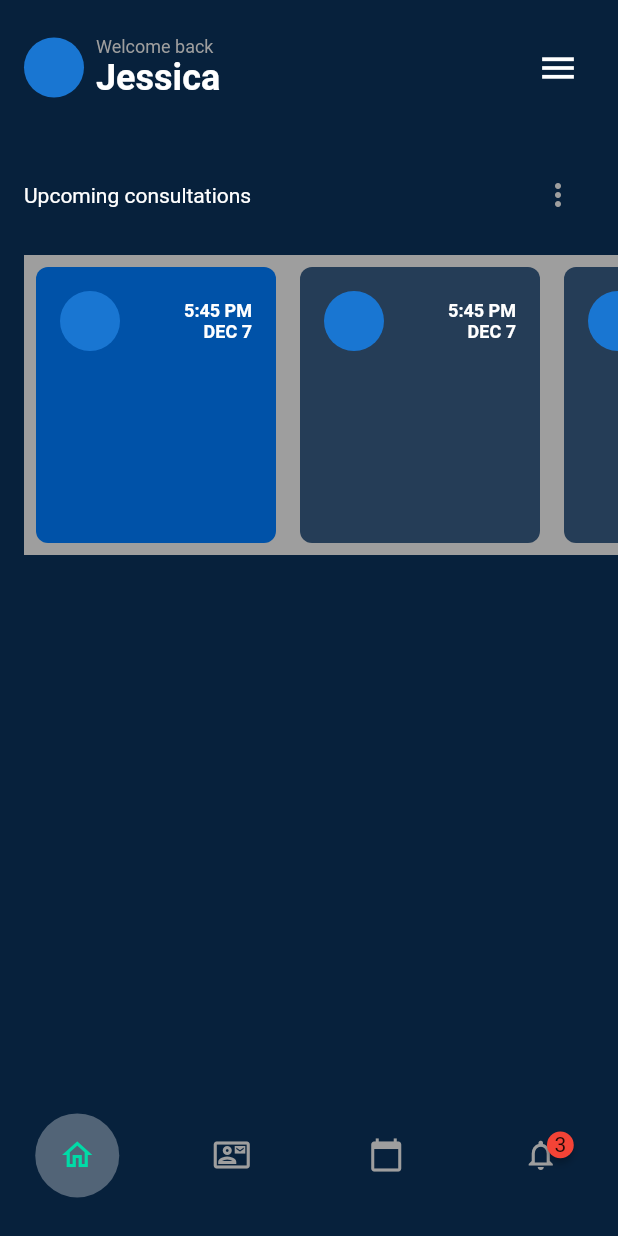
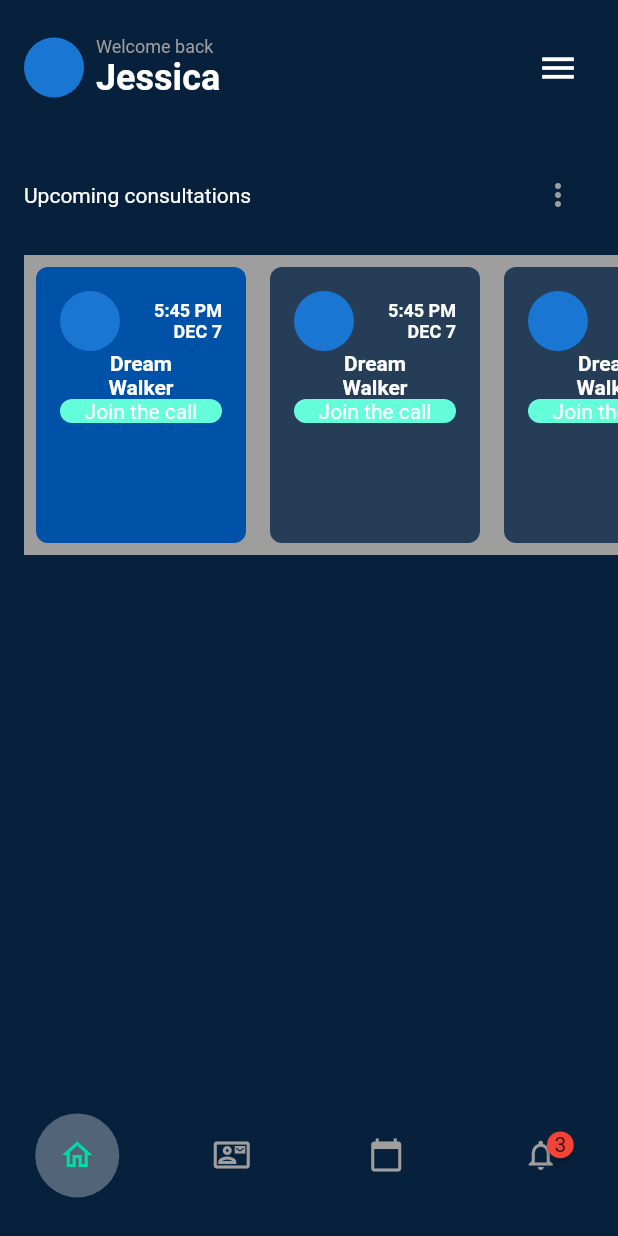
Before and after one commit to JAICHANGPARK/flutter_notebook_17th_story, a Flutter app: the MedicalMainPage screen opened directly, on a phone screen of 412 x 824 dp. Run offline on Flutter 3.47's test engine with Material 2 defaults, Android fonts, the phone set to English and light mode, and no system bars; drawn by our look-alikes of badges; our stand-ins replace cached_network_image, fl_chart, flutter_riverpod, freezed_annotation, ionicons, percent_indicator; network calls fail.

Commit message:
Update medical_main_page.dart

```diff
--- a/lib/ep1032_medical_app/src/medical_main_page.dart
+++ b/lib/ep1032_medical_app/src/medical_main_page.dart
@@ -82,12 +82,12 @@ class MedicalMainPage extends StatelessWidget {
                             return Padding(
                               padding: const EdgeInsets.all(8.0),
                               child: Container(
-                                width: 160,
+                                width: 140,
                                 decoration: BoxDecoration(
-                                  color: index == 0 ? const Color.fromRGBO(0, 82, 168, 1) :
-                                  const Color.fromRGBO(37, 61, 87, 1),
-                                  borderRadius: BorderRadius.circular(8)
-                                ),
+                                    color: index == 0
+                                        ? const Color.fromRGBO(0, 82, 168, 1)
+                                        : const Color.fromRGBO(37, 61, 87, 1),
+                                    borderRadius: BorderRadius.circular(8)),
                                 child: Padding(
                                   padding: const EdgeInsets.all(16.0),
                                   child: Column(
@@ -119,7 +119,28 @@ class MedicalMainPage extends StatelessWidget {
                                           )
                                         ],
                                       ),
-
+                                      Text("Dream", style: TextStyle(
+                                        color: Colors.white,
+                                        fontWeight: FontWeight.bold,
+                                      ),),
+                                      Text("Walker", style: TextStyle(
+                                        color: Colors.white,
+                                        fontWeight: FontWeight.bold,
+                                      ),),
+                                      Container(
+                                        decoration: BoxDecoration(
+                                          color: Colors.tealAccent,
+                                          borderRadius: BorderRadius.circular(16),
+                                        ),
+                                        child: Center(
+                                          child: Text(
+                                            "Join the call",
+                                            style: TextStyle(
+                                              color: Colors.white,
+                                            ),
+                                          ),
+                                        ),
+                                      )
                                     ],
                                   ),
                                 ),
```
